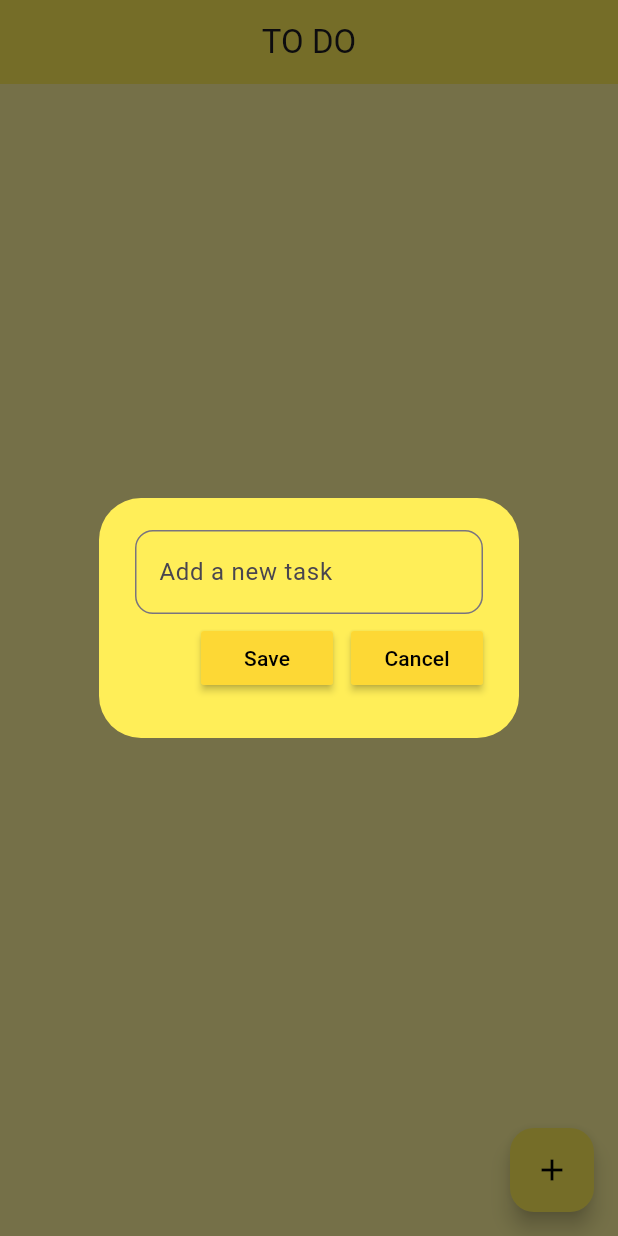
After one commit to 9090856788/Flutter_Application, a Flutter app: the screen it shows after launch, after a tap on the "add" icon, on a phone screen of 412 x 824 dp. The commit adds this screen. Run offline on Flutter 3.47's test engine with Material 3 defaults, Android fonts, the phone set to English and light mode, and no system bars; our stand-ins replace flutter_slidable.

Commit message:
implement create & delete todo task functionality

```diff
--- a/todo_app/lib/main.dart
+++ b/todo_app/lib/main.dart
@@ -1,5 +1,5 @@
 import 'package:flutter/material.dart';
-import 'package:todo_app/pages/home_screen.dart';
+import './pages/home_screen.dart';
 
 void main() {
   runApp(const MyApp());
--- a/todo_app/lib/pages/home_screen.dart
+++ b/todo_app/lib/pages/home_screen.dart
@@ -1,5 +1,6 @@
 import 'package:flutter/material.dart';
 import '../utils/todo_tile.dart';
+import '../utils/dialog_box.dart';
 
 class HomeScreen extends StatefulWidget {
   const HomeScreen({super.key});
@@ -9,21 +10,40 @@ class HomeScreen extends StatefulWidget {
 }
 
 class _HomeScreenState extends State<HomeScreen> {
+  final _controller = TextEditingController();
+
+  void saveNewTask() {
+    setState(() {
+      toDoList.add([_controller.text, false]);
+      _controller.clear();
+    });
+    Navigator.of(context).pop();
+  }
+
   // create a list to hold our to-do items
-  List toDoList = [
-    ['Make Tutorial', false],
-    ['Do Exercise', false],
-    ['Build App', false],
-  ];
+  List toDoList = [];
 
   @override
   Widget build(BuildContext context) {
+    void createNewTask() {
+      showDialog(
+        context: context,
+        builder: (context) {
+          return DialogBox(
+            controller: _controller,
+            onSave: saveNewTask,
+            onCancel: Navigator.of(context).pop,
+          );
+        },
+      );
+    }
+
     return Scaffold(
       backgroundColor: Colors.yellow[200],
       appBar: AppBar(
+        backgroundColor: Colors.yellow[400],
         title: const Text("TO DO"),
         centerTitle: true,
-        backgroundColor: Colors.yellow[400],
         elevation: 0,
       ),
       body: ListView.builder(
@@ -38,8 +58,18 @@ class _HomeScreenState extends State<HomeScreen> {
                 toDoList[index][1] = value;
               });
             },
+            deleteFunction: (context) {
+              setState(() {
+                toDoList.removeAt(index);
+              });
+            },
           );
         },
+      ),
+      floatingActionButton: FloatingActionButton(
+        onPressed: createNewTask,
+        backgroundColor: Colors.yellow[400],
+        child: Icon(Icons.add, color: Colors.black),
       ),
     );
   }
--- /dev/null
+++ b/todo_app/lib/utils/button.dart
@@ -0,0 +1,21 @@
+import 'package:flutter/material.dart';
+
+class Button extends StatefulWidget {
+  final String text;
+  final VoidCallback onPressed;
+  const Button({super.key, required this.text, required this.onPressed});
+
+  @override
+  State<Button> createState() => _ButtonState();
+}
+
+class _ButtonState extends State<Button> {
+  @override
+  Widget build(BuildContext context) {
+    return MaterialButton(
+      onPressed: widget.onPressed,
+      color: Colors.yellow[600],
+      child: Text(widget.text, style: TextStyle(color: Colors.black)),
+    );
+  }
+}
--- /dev/null
+++ b/todo_app/lib/utils/dialog_box.dart
@@ -0,0 +1,57 @@
+import 'package:flutter/material.dart';
+import '../utils/button.dart';
+
+class DialogBox extends StatefulWidget {
+  final TextEditingController controller;
+  final VoidCallback onSave;
+  final VoidCallback onCancel;
+
+  const DialogBox({
+    super.key,
+    required this.controller,
+    required this.onSave,
+    required this.onCancel,
+  });
+
+  @override
+  State<DialogBox> createState() => _DialogBoxState();
+}
+
+class _DialogBoxState extends State<DialogBox> {
+  @override
+  Widget build(BuildContext context) {
+    return AlertDialog(
+      backgroundColor: Colors.yellow[400],
+      content: SizedBox(
+        height: 120,
+        child: Column(
+          mainAxisAlignment: MainAxisAlignment.spaceEvenly,
+          children: [
+            // get user input
+            TextField(
+              controller: widget.controller,
+              decoration: InputDecoration(
+                border: OutlineInputBorder(
+                  borderRadius: BorderRadius.circular(12),
+                ),
+                hintText: "Add a new task",
+              ),
+            ),
+
+            // we have 2 button save + Cancel
+            Row(
+              mainAxisAlignment: MainAxisAlignment.end,
+              children: [
+                // save Button
+                Button(text: "Save", onPressed: widget.onSave),
+                const SizedBox(width: 12),
+                //Cancel Button
+                Button(text: "Cancel", onPressed: widget.onCancel),
+              ],
+            ),
+          ],
+        ),
+      ),
+    );
+  }
+}
--- a/todo_app/pubspec.yaml
+++ b/todo_app/pubspec.yaml
@@ -34,6 +34,7 @@ dependencies:
   # The following adds the Cupertino Icons font to your application.
   # Use with the CupertinoIcons class for iOS style icons.
   cupertino_icons: ^1.0.8
+  flutter_slidable: ^4.0.3
 
 dev_dependencies:
   flutter_test:
```
Also changed, not shown: todo_app/lib/utils/todo_tile.dart (+18 -0 lines), todo_app/pubspec.lock.
